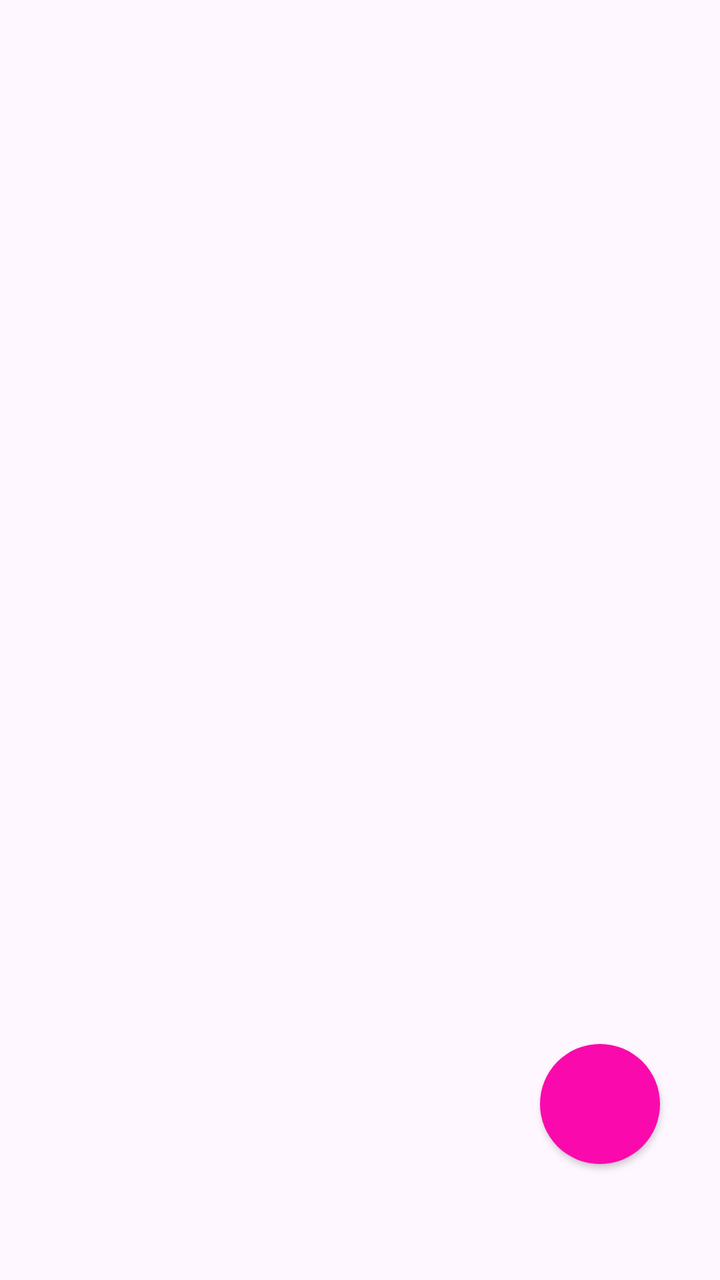
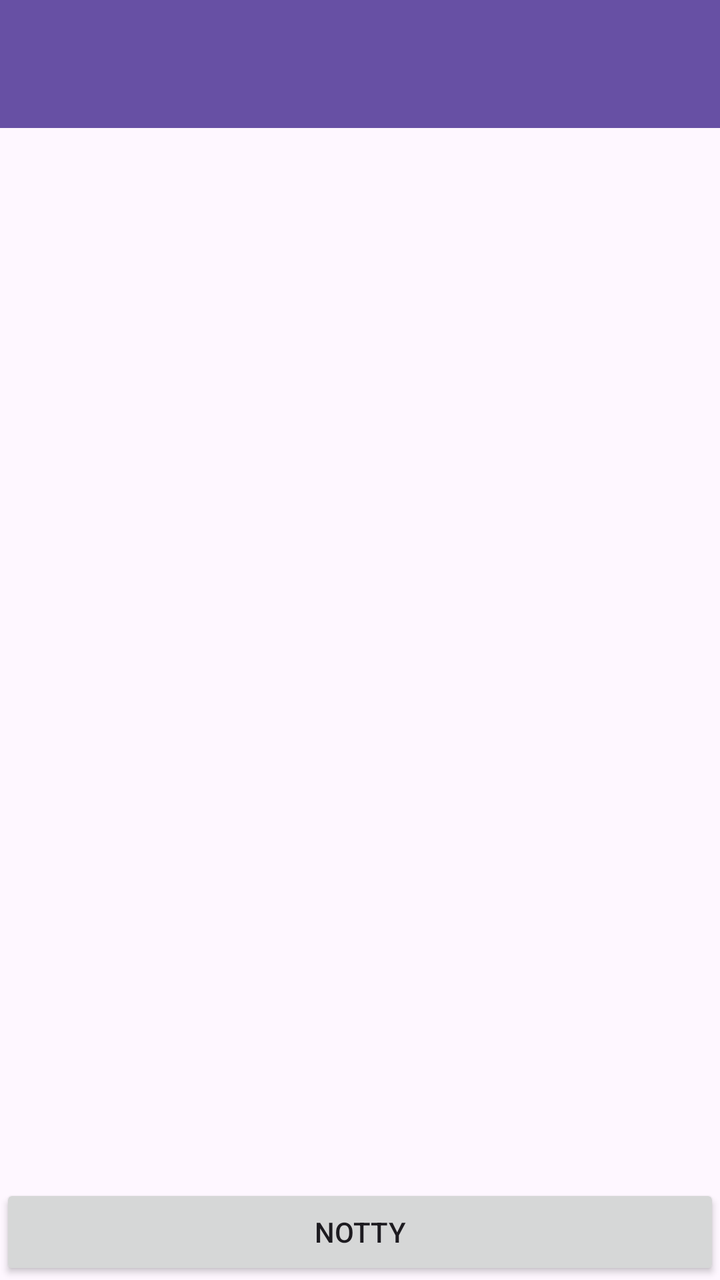

Two renders of the same Android screen: before a commit and after it. Below are the layout's source before the change and the commit's diff.
<!-- AndroidManifest.xml: application theme Theme.Notty -->
<!-- res/layout/activity_main.xml -->
<?xml version="1.0" encoding="utf-8"?>
<androidx.constraintlayout.widget.ConstraintLayout xmlns:android="http://schemas.android.com/apk/res/android"
    xmlns:app="http://schemas.android.com/apk/res-auto"
    xmlns:tools="http://schemas.android.com/tools"
    android:id="@+id/main"
    android:layout_width="match_parent"
    android:layout_height="match_parent"
    tools:context=".MainActivity">

    <Button
        android:id="@+id/id_btn_addNote"
        android:layout_width="60dp"
        android:layout_height="60dp"
        android:background="@drawable/round_button"
        android:gravity="center_vertical|center_horizontal"
        app:layout_constraintBottom_toBottomOf="parent"
        app:layout_constraintEnd_toEndOf="parent"
        app:layout_constraintHorizontal_bias="0.90"
        app:layout_constraintStart_toStartOf="parent"
        app:layout_constraintTop_toTopOf="parent"
        app:layout_constraintVertical_bias="0.90" />

</androidx.constraintlayout.widget.ConstraintLayout>
<!-- resources referenced by this layout -->
<resources>
  <!-- drawable round_button (drawable) -->
  <?xml version="1.0" encoding="utf-8"?>
  <selector xmlns:android="http://schemas.android.com/apk/res/android">
      <item android:state_pressed="false">
          <shape android:shape="oval">
              <solid android:color="#fa09ad"/>
          </shape>
      </item>
      <item android:state_pressed="true">
          <shape android:shape="oval">
              <solid android:color="#c20586"/>
          </shape>
      </item>
  </selector>
  <style name="Theme.Notty" parent="Base.Theme.Notty" />
  <style name="Base.Theme.Notty" parent="Theme.Material3.DayNight.NoActionBar">
          
          
      </style>
</resources>

<!-- the commit's change to res/layout/activity_main.xml (unified diff, before → after) -->
@@ -7,17 +7,35 @@
     android:layout_height="match_parent"
     tools:context=".MainActivity">
 
+    <androidx.appcompat.widget.Toolbar
+        android:id="@+id/id_toolbar_main"
+        android:layout_width="0dp"
+        android:layout_height="wrap_content"
+        android:background="?attr/colorPrimary"
+        android:minHeight="?attr/actionBarSize"
+        android:theme="?attr/actionBarTheme"
+        app:layout_constraintEnd_toEndOf="parent"
+        app:layout_constraintStart_toStartOf="parent"
+        app:layout_constraintTop_toTopOf="parent" />
+
+
+    <LinearLayout
+        android:id="@+id/id_note_container"
+        android:layout_width="match_parent"
+        android:layout_height="0dp"
+        android:orientation="vertical"
+        app:layout_constraintBottom_toTopOf="@id/id_btn_addNote"
+
+        app:layout_constraintTop_toBottomOf="@id/id_toolbar_main"></LinearLayout>
+
     <Button
         android:id="@+id/id_btn_addNote"
-        android:layout_width="60dp"
-        android:layout_height="60dp"
-        android:background="@drawable/round_button"
-        android:gravity="center_vertical|center_horizontal"
+        android:layout_width="0dp"
+        android:layout_height="wrap_content"
+        android:text="@string/app_name"
+        android:visibility="visible"
         app:layout_constraintBottom_toBottomOf="parent"
         app:layout_constraintEnd_toEndOf="parent"
-        app:layout_constraintHorizontal_bias="0.90"
-        app:layout_constraintStart_toStartOf="parent"
-        app:layout_constraintTop_toTopOf="parent"
-        app:layout_constraintVertical_bias="0.90" />
+        app:layout_constraintStart_toStartOf="parent" />
 
 </androidx.constraintlayout.widget.ConstraintLayout>
<!-- resource entries referenced after the edit -->
@@ -1,19 +1,6 @@
 <!-- resources referenced by this layout -->
 <resources>
-  <!-- drawable round_button (drawable) -->
-  <?xml version="1.0" encoding="utf-8"?>
-  <selector xmlns:android="http://schemas.android.com/apk/res/android">
-      <item android:state_pressed="false">
-          <shape android:shape="oval">
-              <solid android:color="#fa09ad"/>
-          </shape>
-      </item>
-      <item android:state_pressed="true">
-          <shape android:shape="oval">
-              <solid android:color="#c20586"/>
-          </shape>
-      </item>
-  </selector>
+  <string name="app_name">Notty</string>
   <style name="Theme.Notty" parent="Base.Theme.Notty" />
   <style name="Base.Theme.Notty" parent="Theme.Material3.DayNight.NoActionBar">
           
